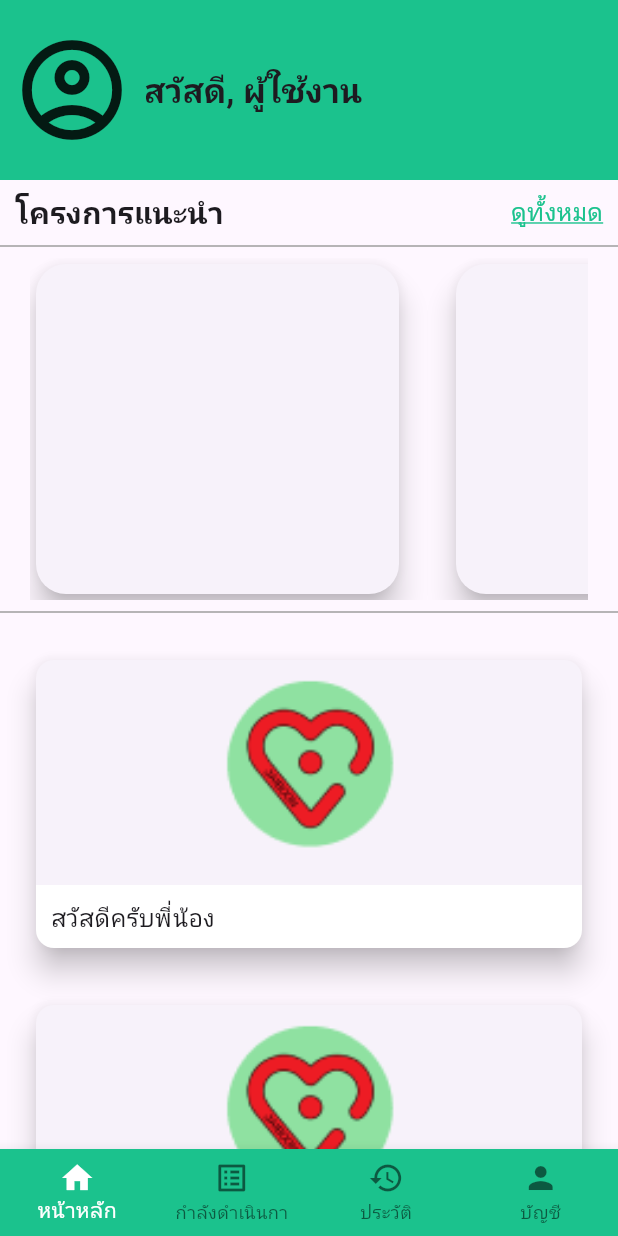
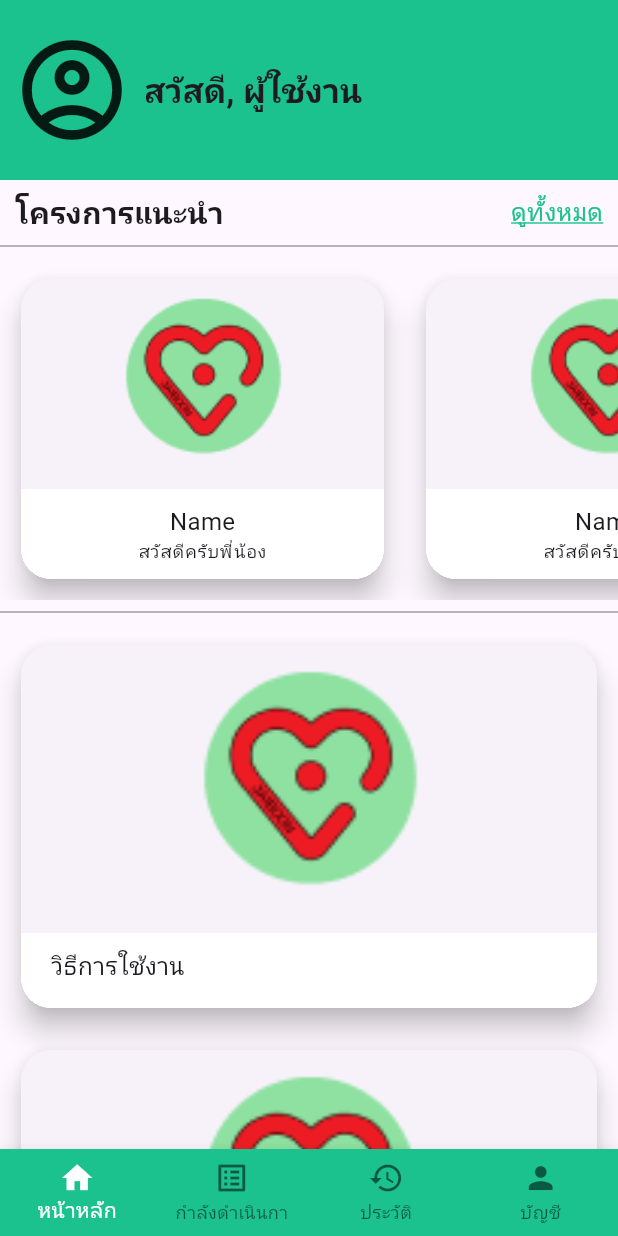
Before and after one commit to Jumptothehell/app2nd, a Flutter app: the screen it shows after launch, on a phone screen of 412 x 824 dp. Run offline on Flutter 3.47's test engine with Material 2 defaults, Android fonts, the phone set to English and light mode, and no system bars; our stand-ins replace google_fonts.

Commit message:
UPDATE: mainhome.dart Listview to ListView.Builder

```diff
--- a/lib/src/screen/mainhome.dart
+++ b/lib/src/screen/mainhome.dart
@@ -1,4 +1,6 @@
 import 'package:flutter/material.dart';
+import 'package:http/http.dart' as http;
+import 'dart:convert';
 
 class MainHomePage extends StatefulWidget {
   const MainHomePage({super.key});
@@ -7,133 +9,49 @@ class MainHomePage extends StatefulWidget {
   State<MainHomePage> createState() => _MainHomePageState();
 }
 
-Widget buildProject(int index) => Padding(
-      padding: const EdgeInsets.only(
-        left: 20,
-        right: 20,
-      ),
-      child: ListView.separated(
-        scrollDirection: Axis.horizontal,
-        itemBuilder: (context, index) {
-          return SizedBox(
-            width: 250,
-            child: GestureDetector(
-              onTap: () => Navigator.pushNamed(context, '/project'),
-              child: const Card(
-                shape: RoundedRectangleBorder(
-                  borderRadius: BorderRadius.all(
-                    Radius.circular(20),
-                  ),
-                ),
-                elevation: 8,
-                child: Column(
-                  children: [
-                    SizedBox(
-                      height: 160,
-                    )
-                  ],
-                ),
-                // decorationClipBehavior = Clip.antiAliasWithSaveLayer,
-                // shape = const RoundedRectangleBorder(
-                //   borderRadius: BorderRadius.all(
-                //     Radius.circular(20),
-                //   ),
-                // ),
-                // elevation = 8,
-                // child = Column(
-                //   children: [
-                //     SizedBox(
-                //       height: 160,
-                //       child: Image.asset(
-                //         'assets/img/logo.png',
-                //         fit: BoxFit.cover,
-                //       ),
-                //     ),
-                //     Expanded(
-                //       child: Center(
-                //         child: Container(
-                //           color: Colors.white,
-                //           width: 250,
-                //           child: Padding(
-                //             padding: const EdgeInsets.all(10),
-                //             child: Column(
-                //               children: [
-                //                 const Text("Name"),
-                //                 Text(
-                //                   "สวัสดีครับพี่น้อง",
-                //                   style: Theme.of(context).textTheme.bodySmall,
-                //                 )
-                //               ],
-                //             ),
-                //           ),
-                //         ),
-                //       ),
-                //     )
-                //   ],
-                // ),
-              ),
-            ),
-          );
-        },
-        separatorBuilder: (context, index) {
-          return const SizedBox(
-            width: 30,
-          );
-        },
-        itemCount: index,
-      ),
-    );
-
-Widget buildNews(int index) {
-  return Padding(
-    padding: const EdgeInsets.all(20),
-    child: SingleChildScrollView(
-      child: ListView.separated(
-          shrinkWrap: true,
-          scrollDirection: Axis.vertical,
-          itemBuilder: (context, index) {
-            return SizedBox(
-              height: 200,
-              child: Card(
-                clipBehavior: Clip.antiAliasWithSaveLayer,
-                elevation: 8,
-                child: Column(
-                  children: [
-                    SizedBox(
-                      height: 150,
-                      child: Image.asset(
-                        'assets/img/logo.png',
-                        fit: BoxFit.cover,
-                      ),
-                    ),
-                    Expanded(
-                      child: Container(
-                        width: 1000,
-                        color: Colors.white,
-                        child: const Padding(
-                          padding: EdgeInsets.all(10),
-                          child: Text(
-                            "สวัสดีครับพี่น้อง",
-                          ),
-                        ),
-                      ),
-                    )
-                  ],
-                ),
-              ),
-            );
-          },
-          separatorBuilder: (context, index) {
-            return const SizedBox(
-              height: 30,
-            );
-          },
-          itemCount: index),
-    ),
-  );
+class Project {
+  int? id;
+  String? projectImg;
+  String? projectName;
+  String? projectDetail;
+  Project({
+    this.id,
+    this.projectImg,
+    this.projectName,
+    this.projectDetail,
+  });
 }
 
 class _MainHomePageState extends State<MainHomePage> {
+  Future<String> fetchData() async {
+    // ในที่นี้ให้กำหนด delay เพื่อจำลองการดึงข้อมูลจากที่อื่น
+    // await Future.delayed(const Duration(seconds: 2));
+    return 'ABCD';
+  }
+
+  Future<String> fetchNewsData() async {
+    // ในที่นี้ให้กำหนด delay เพื่อจำลองการดึงข้อมูลจากที่อื่น
+    // await Future.delayed(const Duration(seconds: 2));
+    return 'BE';
+  }
+
+  Future<List<Project>> showNews() async {
+    final response = await http.get(
+        Uri.parse("URL ของ API หรือแหล่งข้อมูลที่ต้องการ")); //URL ฐานข้อมูล
+    var responseData = json.decode(response.body);
+    List<Project> projects = [];
+    responseData.forEach((index, value) {
+      Project project = Project(
+        id: value["id"],
+        projectImg: value["projectImg"],
+        projectName: value["projectName"],
+        projectDetail: value["projectDetail"],
+      );
+      projects.add(project);
+    });
+    return projects;
+  }
+
   @override
   Widget build(BuildContext context) {
     return Scaffold(
@@ -206,20 +124,149 @@ class _MainHomePageState extends State<MainHomePage> {
                       color: Colors.grey,
                     ),
                     Expanded(
-                      child: buildProject(2),
-                    ),
+                      child: buildProject(),
+                    )
                   ],
                 ),
               ),
               const Divider(
                 color: Colors.grey,
               ),
-              buildNews(3)
+              buildNews()
             ],
           ),
         ),
       ),
     );
+  }
+
+  FutureBuilder<String> buildNews() {
+    return FutureBuilder(
+      future: fetchNewsData(),
+      builder: (BuildContext context, AsyncSnapshot snapshot) {
+        if (!snapshot.hasData) {
+          return const Text("ไม่มีข้อมูลที่ได้รับ");
+        } else if (snapshot.hasError) {
+          return Text('เกิดข้อผิดพลาด: ${snapshot.error}');
+        } else {
+          return ListView.builder(
+              shrinkWrap: true,
+              physics: const NeverScrollableScrollPhysics(),
+              scrollDirection: Axis.vertical,
+              itemCount: snapshot.data.length,
+              itemBuilder: ((context, index) {
+                // print(snapshot.data);
+                // print(snapshot.data.length);
+
+                return Container(
+                  height: 250,
+                  margin: const EdgeInsets.all(10),
+                  child: Card(
+                      clipBehavior: Clip.hardEdge,
+                      shape: const RoundedRectangleBorder(
+                        borderRadius: BorderRadius.all(Radius.circular(20)),
+                      ),
+                      elevation: 8,
+                      child: Column(
+                        children: [
+                          Expanded(
+                            child: Image.asset(
+                              'assets/img/logo.png',
+                              fit: BoxFit.cover,
+                            ),
+                          ),
+                          Container(
+                            height: 50,
+                            width: 600,
+                            color: Colors.white,
+                            child: const Padding(
+                                padding: EdgeInsets.only(
+                                    top: 10, bottom: 10, left: 20),
+                                child: Text(
+                                  "วิธีการใช้งาน",
+                                )),
+                          ),
+                        ],
+                      )),
+                );
+              }));
+        }
+      },
+    );
+  }
+
+  FutureBuilder<String> buildProject() {
+    return FutureBuilder(
+        future: fetchData(), //แก้เป็น showData
+        builder: (BuildContext context, AsyncSnapshot snapshot) {
+          if (!snapshot.hasData) {
+            return const Text("ไม่มีข้อมูลที่ได้รับ");
+          } else if (snapshot.hasError) {
+            return Text('เกิดข้อผิดพลาด: ${snapshot.error}');
+          } else {
+            // print(snapshot.data);
+            // print(snapshot.data.length);
+            // // return Text('ข้อมูล: ${snapshot.data}');
+            // String data = snapshot
+            //     .data; // "ข้อมูลที่ดึงมาจากแหล่งข้อมูล"
+            // List<String> words =
+            //     data.split(' '); // แยกคำโดยใช้ช่องว่าง
+
+            return ListView.builder(
+              scrollDirection: Axis.horizontal,
+              itemCount: snapshot.data.length,
+              itemBuilder: ((context, index) => InkWell(
+                    onTap: () => Navigator.pushNamed(context, '/project'),
+                    child: Container(
+                      margin: const EdgeInsets.all(10),
+                      width: 250,
+                      child: Card(
+                        clipBehavior: Clip.hardEdge,
+                        shape: const RoundedRectangleBorder(
+                          borderRadius: BorderRadius.all(Radius.circular(20)),
+                        ),
+                        elevation: 8,
+                        child: Column(
+                          children: [
+                            SizedBox(
+                              height: 140,
+                              child: Image.asset(
+                                'assets/img/logo.png',
+                                fit: BoxFit.cover,
+                              ),
+                            ),
+                            Expanded(
+                              child: Center(
+                                child: Container(
+                                  color: Colors.white,
+                                  width: 300,
+                                  child: Padding(
+                                    padding: const EdgeInsets.all(10),
+                                    child: Column(
+                                      children: [
+                                        // for (var n in words)
+                                        //   Text(n[index])
+                                        const Text("Name"),
+                                        Text(
+                                          "สวัสดีครับพี่น้อง",
+                                          style: Theme.of(context)
+                                              .textTheme
+                                              .bodySmall,
+                                        )
+                                      ],
+                                    ),
+                                  ),
+                                ),
+                              ),
+                            )
+                          ],
+                        ),
+                      ),
+                    ),
+                  )),
+            );
+          }
+        });
   }
 }
 // import 'package:flutter/material.dart';
@@ -249,19 +296,6 @@ class _MainHomePageState extends State<MainHomePage> {
 //   State<MainHomePage> createState() => _MainHomePageState();
 // }
 
-// class Project {
-//   int? id;
-//   String? projectImg;
-//   String? projectName;
-//   String? projectDatail;
-//   Project({
-//     this.id,
-//     this.projectImg,
-//     this.projectName,
-//     this.projectDatail,
-//   });
-// }
-
 // String? _localhost() {
 //   if (Platform.isAndroid) {
 //     return 'http://10.0.2.2:3000'; //return something but i dont know. In video 18.26
@@ -269,17 +303,17 @@ class _MainHomePageState extends State<MainHomePage> {
 //     return 'http://localhost:3000';
 //   }
 // }
-// // class Item{
-// //   final String? img;
-// //   final String? projectname;
-// //   final String? projectdetail;
+// class Item{
+//   final String? img;
+//   final String? projectname;
+//   final String? projectdetail;
 
-// // Item({
-// //   this.img,
-// //   this.projectname,
-// //   this.projectdetail,
-// // });
-// // }
+// Item({
+//   this.img,
+//   this.projectname,
+//   this.projectdetail,
+// });
+// }
 
 // //  Future<List<Item>> showData() async{
 // //     final response =await http.get(Uri.parse(_localhost()+ "/showData"));
@@ -435,22 +469,22 @@ class _MainHomePageState extends State<MainHomePage> {
 //   Future? serverResponse;
 //   @override
 //   Widget build(BuildContext context) {
-//     Future<List<Project>> showData() async {
-//       final response = await http.get(Uri.parse("${_localhost()}/showData"));
-//       var responseData = json.decode(response.body);
+// Future<List<Project>> showData() async {
+//   final response = await http.get(Uri.parse("${_localhost()}/showData"));
+//   var responseData = json.decode(response.body);
 
-//       List<Project> projects = [];
-//       responseData.forEaach((index, value) {
-//         Project project = Project(
-//           id: value["id"],
-//           projectImg: value["projectImg"],
-//           projectName: value["projectName"],
-//           projectDatail: value["projectDatail"],
-//         );
-//         projects.add(project);
-//       });
-//       return projects;
-//     }
+//   List<Project> projects = [];
+//   responseData.forEaach((index, value) {
+//     Project project = Project(
+//       id: value["id"],
+//       projectImg: value["projectImg"],
+//       projectName: value["projectName"],
+//       projectDatail: value["projectDatail"],
+//     );
+//     projects.add(project);
+//   });
+//   return projects;
+// }
 
 //     setState(() {
 //       //if connect pls remove // out.
--- a/pubspec.yaml
+++ b/pubspec.yaml
@@ -11,6 +11,7 @@ dependencies:
   flutter:
     sdk: flutter
   google_fonts: ^6.1.0
+  http: ^1.1.0
   image_picker: ^1.0.4
   never_behind_keyboard: ^1.0.2
 
```
Also changed, not shown: pubspec.lock, 1 other file.
